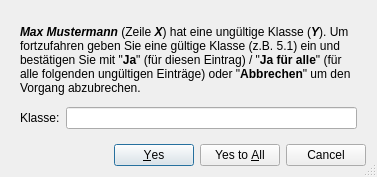
The window that ui/KlasseInputDialog.ui (libf-de/ffx-sportfest) describes before a commit, drawn with Qt 5.
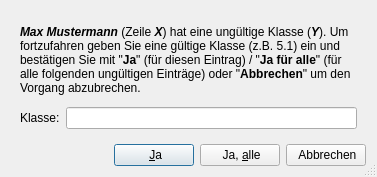
The same window after the commit. Icons and pictures are not drawn.

```diff
--- a/ui/KlasseInputDialog.ui
+++ b/ui/KlasseInputDialog.ui
@@ -17,19 +17,6 @@
    <bool>true</bool>
   </property>
   <layout class="QGridLayout" name="gridLayout">
-   <item row="1" column="0">
-    <widget class="QDialogButtonBox" name="buttonBox">
-     <property name="orientation">
-      <enum>Qt::Horizontal</enum>
-     </property>
-     <property name="standardButtons">
-      <set>QDialogButtonBox::Cancel|QDialogButtonBox::Yes|QDialogButtonBox::YesToAll</set>
-     </property>
-     <property name="centerButtons">
-      <bool>false</bool>
-     </property>
-    </widget>
-   </item>
    <item row="0" column="0">
     <widget class="QWidget" name="widget" native="true">
      <layout class="QGridLayout" name="gridLayout_2">
@@ -56,6 +43,74 @@
      </layout>
     </widget>
    </item>
+   <item row="1" column="0">
+    <layout class="QHBoxLayout" name="horizontalLayout">
+     <item>
+      <spacer name="horizontalSpacer">
+       <property name="orientation">
+        <enum>Qt::Horizontal</enum>
+       </property>
+       <property name="sizeHint" stdset="0">
+        <size>
+         <width>40</width>
+         <height>20</height>
+        </size>
+       </property>
+      </spacer>
+     </item>
+     <item>
+      <widget class="QPushButton" name="yesBtn">
+       <property name="sizePolicy">
+        <sizepolicy hsizetype="Fixed" vsizetype="Fixed">
+         <horstretch>0</horstretch>
+         <verstretch>0</verstretch>
+        </sizepolicy>
+       </property>
+       <property name="text">
+        <string> &amp;Ja</string>
+       </property>
+       <property name="icon">
+        <iconset resource="../oxyicons.qrc">
+         <normaloff>:/dialog_buttons/ok</normaloff>:/dialog_buttons/ok</iconset>
+       </property>
+      </widget>
+     </item>
+     <item>
+      <widget class="QPushButton" name="yesToAllBtn">
+       <property name="sizePolicy">
+        <sizepolicy hsizetype="Fixed" vsizetype="Fixed">
+         <horstretch>0</horstretch>
+         <verstretch>0</verstretch>
+        </sizepolicy>
+       </property>
+       <property name="text">
+        <string> Ja, &amp;alle</string>
+       </property>
+       <property name="icon">
+        <iconset resource="../oxyicons.qrc">
+         <normaloff>:/dialog_buttons/all</normaloff>:/dialog_buttons/all</iconset>
+       </property>
+      </widget>
+     </item>
+     <item>
+      <widget class="QPushButton" name="cancelBtn">
+       <property name="sizePolicy">
+        <sizepolicy hsizetype="Fixed" vsizetype="Fixed">
+         <horstretch>0</horstretch>
+         <verstretch>0</verstretch>
+        </sizepolicy>
+       </property>
+       <property name="text">
+        <string> Abbrechen</string>
+       </property>
+       <property name="icon">
+        <iconset resource="../oxyicons.qrc">
+         <normaloff>:/dialog_buttons/cancel</normaloff>:/dialog_buttons/cancel</iconset>
+       </property>
+      </widget>
+     </item>
+    </layout>
+   </item>
   </layout>
  </widget>
  <resources/>
```
Left out of the diff: 45 changed lines with no effect on the pictures.
